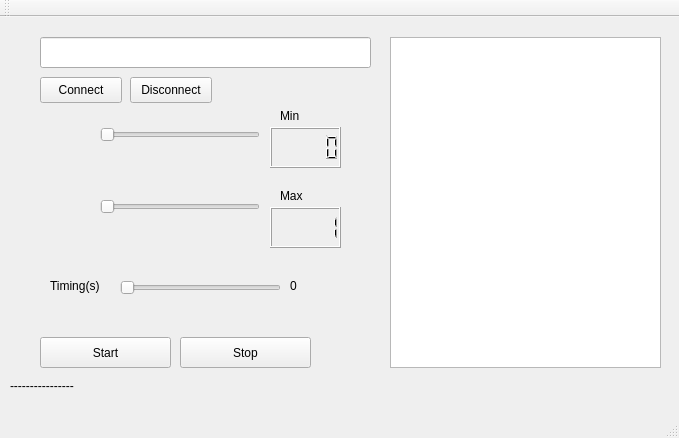
Before: the Qt Designer form QtTcpClientProducer/mainwindow.ui in Carlos98770/QT_servidor, drawn with Qt 5.
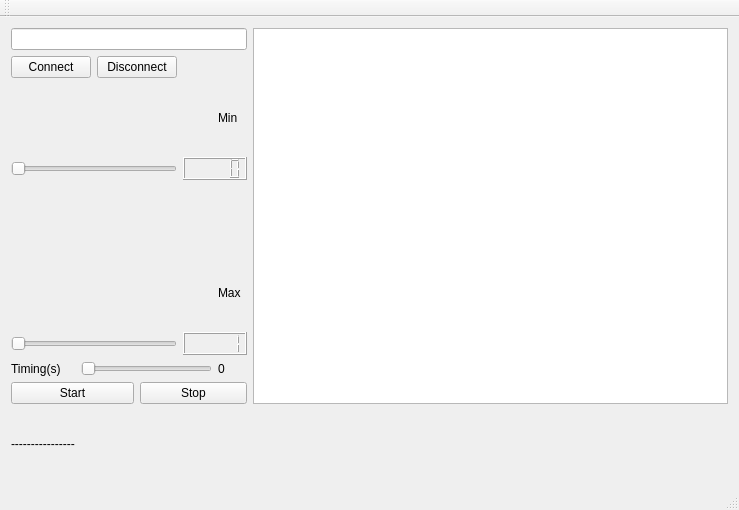
After: the same form once the commit is applied.

Patch:
```diff
--- a/QtTcpClientProducer/mainwindow.ui
+++ b/QtTcpClientProducer/mainwindow.ui
@@ -6,98 +6,24 @@
    <rect>
     <x>0</x>
     <y>0</y>
-    <width>679</width>
-    <height>438</height>
+    <width>739</width>
+    <height>510</height>
    </rect>
   </property>
   <property name="windowTitle">
    <string>MainWindow</string>
   </property>
   <widget class="QWidget" name="centralWidget">
-   <widget class="QPushButton" name="pushButtonStart">
-    <property name="geometry">
-     <rect>
-      <x>40</x>
-      <y>320</y>
-      <width>131</width>
-      <height>31</height>
-     </rect>
-    </property>
-    <property name="text">
-     <string>Start</string>
-    </property>
-   </widget>
-   <widget class="QPushButton" name="pushButtonStart_2">
-    <property name="geometry">
-     <rect>
-      <x>180</x>
-      <y>320</y>
-      <width>131</width>
-      <height>31</height>
-     </rect>
-    </property>
-    <property name="text">
-     <string>Stop</string>
-    </property>
-   </widget>
-   <widget class="QSlider" name="horizontalSliderTempo">
-    <property name="geometry">
-     <rect>
-      <x>120</x>
-      <y>260</y>
-      <width>161</width>
-      <height>21</height>
-     </rect>
-    </property>
-    <property name="orientation">
-     <enum>Qt::Horizontal</enum>
-    </property>
-   </widget>
-   <widget class="QTextBrowser" name="textBrowserSets">
-    <property name="geometry">
-     <rect>
-      <x>390</x>
-      <y>20</y>
-      <width>271</width>
-      <height>331</height>
-     </rect>
-    </property>
-   </widget>
-   <widget class="QLabel" name="labelT">
-    <property name="geometry">
-     <rect>
-      <x>50</x>
-      <y>260</y>
-      <width>59</width>
-      <height>18</height>
-     </rect>
-    </property>
-    <property name="text">
-     <string>Timing(s)</string>
-    </property>
-   </widget>
+   <layout class="QGridLayout" name="gridLayout">
+    <item row="7" column="5">
    <widget class="QLabel" name="labelValorTempo">
-    <property name="geometry">
-     <rect>
-      <x>290</x>
-      <y>260</y>
-      <width>59</width>
-      <height>18</height>
-     </rect>
-    </property>
     <property name="text">
      <string>0</string>
     </property>
    </widget>
+    </item>
+    <item row="6" column="0" colspan="4">
    <widget class="QSlider" name="horizontalSliderMaximo">
-    <property name="geometry">
-     <rect>
-      <x>100</x>
-      <y>180</y>
-      <width>160</width>
-      <height>20</height>
-     </rect>
-    </property>
     <property name="minimum">
      <number>1</number>
     </property>
@@ -105,117 +31,94 @@
      <enum>Qt::Horizontal</enum>
     </property>
    </widget>
+    </item>
+    <item row="7" column="0">
+     <widget class="QLabel" name="labelT">
+      <property name="text">
+       <string>Timing(s)</string>
+      </property>
+     </widget>
+    </item>
+    <item row="8" column="3" colspan="3">
+     <widget class="QPushButton" name="pushButtonStart_2">
+      <property name="text">
+       <string>Stop</string>
+      </property>
+     </widget>
+    </item>
+    <item row="9" column="0">
+     <widget class="QLabel" name="labelConnect">
+      <property name="text">
+       <string>----------------</string>
+      </property>
+     </widget>
+    </item>
+    <item row="3" column="4" colspan="2">
+     <widget class="QLCDNumber" name="lcdNumberMinino"/>
+    </item>
+    <item row="3" column="0" colspan="4">
    <widget class="QSlider" name="horizontalSliderMinino">
-    <property name="geometry">
-     <rect>
-      <x>100</x>
-      <y>110</y>
-      <width>160</width>
-      <height>16</height>
-     </rect>
-    </property>
+      <property name="orientation">
+       <enum>Qt::Horizontal</enum>
+      </property>
+     </widget>
+    </item>
+    <item row="7" column="1" colspan="4">
+     <widget class="QSlider" name="horizontalSliderTempo">
     <property name="orientation">
      <enum>Qt::Horizontal</enum>
     </property>
    </widget>
-   <widget class="QLCDNumber" name="lcdNumberMinino">
-    <property name="geometry">
-     <rect>
-      <x>270</x>
-      <y>110</y>
-      <width>71</width>
-      <height>41</height>
-     </rect>
-    </property>
-   </widget>
+    </item>
+    <item row="0" column="6" rowspan="9">
+     <widget class="QTextBrowser" name="textBrowserSets"/>
+    </item>
+    <item row="0" column="0" colspan="6">
+     <widget class="QLineEdit" name="lineEditIps"/>
+    </item>
+    <item row="1" column="0" colspan="2">
+     <widget class="QPushButton" name="pushButtonConnect">
+      <property name="text">
+       <string>Connect</string>
+      </property>
+     </widget>
+    </item>
+    <item row="6" column="4" colspan="2">
    <widget class="QLCDNumber" name="lcdNumberMaximo">
-    <property name="geometry">
-     <rect>
-      <x>270</x>
-      <y>190</y>
-      <width>71</width>
-      <height>41</height>
-     </rect>
-    </property>
     <property name="intValue" stdset="0">
      <number>1</number>
     </property>
    </widget>
+    </item>
+    <item row="1" column="2" colspan="2">
+     <widget class="QPushButton" name="pushButtonDisconnect">
+      <property name="text">
+       <string>Disconnect</string>
+      </property>
+     </widget>
+    </item>
+    <item row="8" column="0" colspan="3">
+     <widget class="QPushButton" name="pushButtonStart">
+      <property name="text">
+       <string>Start</string>
+      </property>
+     </widget>
+    </item>
+    <item row="2" column="5">
    <widget class="QLabel" name="labelMinimo">
-    <property name="geometry">
-     <rect>
-      <x>280</x>
-      <y>90</y>
-      <width>59</width>
-      <height>18</height>
-     </rect>
-    </property>
     <property name="text">
      <string>Min</string>
     </property>
    </widget>
+    </item>
+    <item row="5" column="5">
    <widget class="QLabel" name="labelMaximo">
-    <property name="geometry">
-     <rect>
-      <x>280</x>
-      <y>170</y>
-      <width>59</width>
-      <height>18</height>
-     </rect>
-    </property>
     <property name="text">
      <string>Max</string>
     </property>
    </widget>
-   <widget class="QPushButton" name="pushButtonConnect">
-    <property name="geometry">
-     <rect>
-      <x>40</x>
-      <y>60</y>
-      <width>82</width>
-      <height>26</height>
-     </rect>
-    </property>
-    <property name="text">
-     <string>Connect</string>
-    </property>
-   </widget>
-   <widget class="QPushButton" name="pushButtonDisconnect">
-    <property name="geometry">
-     <rect>
-      <x>130</x>
-      <y>60</y>
-      <width>82</width>
-      <height>26</height>
-     </rect>
-    </property>
-    <property name="text">
-     <string>Disconnect</string>
-    </property>
-   </widget>
-   <widget class="QLabel" name="labelConnect">
-    <property name="geometry">
-     <rect>
-      <x>10</x>
-      <y>360</y>
-      <width>71</width>
-      <height>18</height>
-     </rect>
-    </property>
-    <property name="text">
-     <string>----------------</string>
-    </property>
-   </widget>
-   <widget class="QLineEdit" name="lineEditIps">
-    <property name="geometry">
-     <rect>
-      <x>40</x>
-      <y>20</y>
-      <width>331</width>
-      <height>31</height>
-     </rect>
-    </property>
-   </widget>
+    </item>
+   </layout>
   </widget>
   <widget class="QMenuBar" name="menuBar">
    <property name="geometry">
```
Left out of the diff: 2 changed lines with no effect on the pictures. Lines whose indentation alone changed are shown as unchanged.
